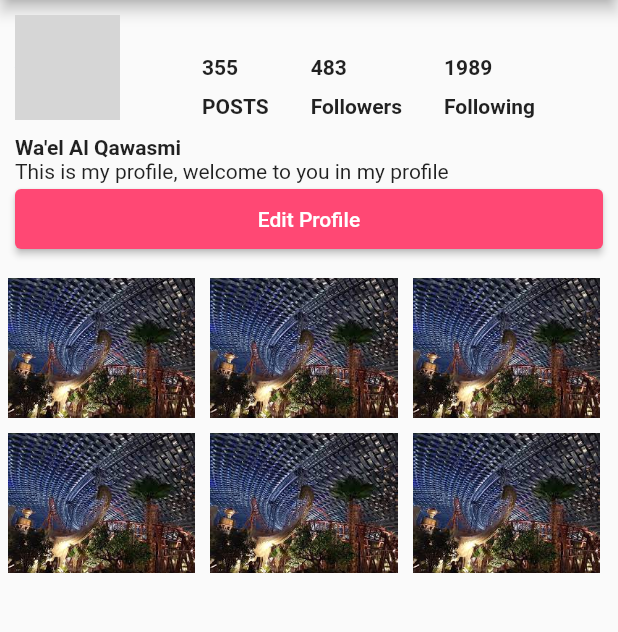
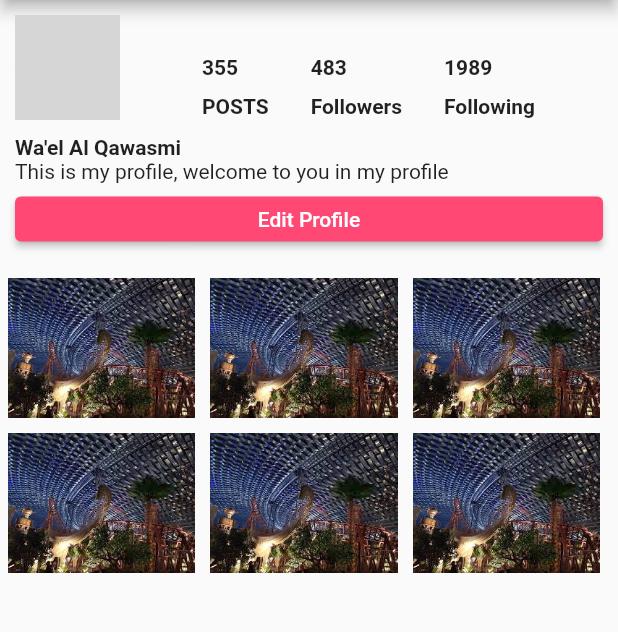
Before and after one commit to WaelAlQawasmi/instagram-flutter, a Flutter app: the instaProfile screen opened directly, on a phone screen of 412 x 824 dp, the part 84-716 px from its top. Run offline on Flutter 3.47's test engine with Material 2 defaults, Android fonts, the phone set to English and light mode, and no system bars; network calls fail; grey boxes are pictures that could not be loaded.

Commit message:
bulid chat, update profil,and fix bugs

```diff
--- a/lib/secreens/instaProfile.dart
+++ b/lib/secreens/instaProfile.dart
@@ -112,7 +112,7 @@ class _instaProfileState extends State<instaProfile> {
                 ),
                 Container(alignment: Alignment.topLeft,
                   child: Text("This is my profile, welcome to you in my profile"),),
-                ElevatedButton(onPressed: (){}, child: Text("Edit Profile"),style: ElevatedButton.styleFrom(minimumSize: Size.fromHeight(40),),)
+                ElevatedButton(onPressed: (){}, child: Text("Edit Profile"),style: ElevatedButton.styleFrom(minimumSize: Size.fromHeight(30),),)
               ],
             ),
           ),
```
Also changed, not shown: assest/img/instaProfile.png.
